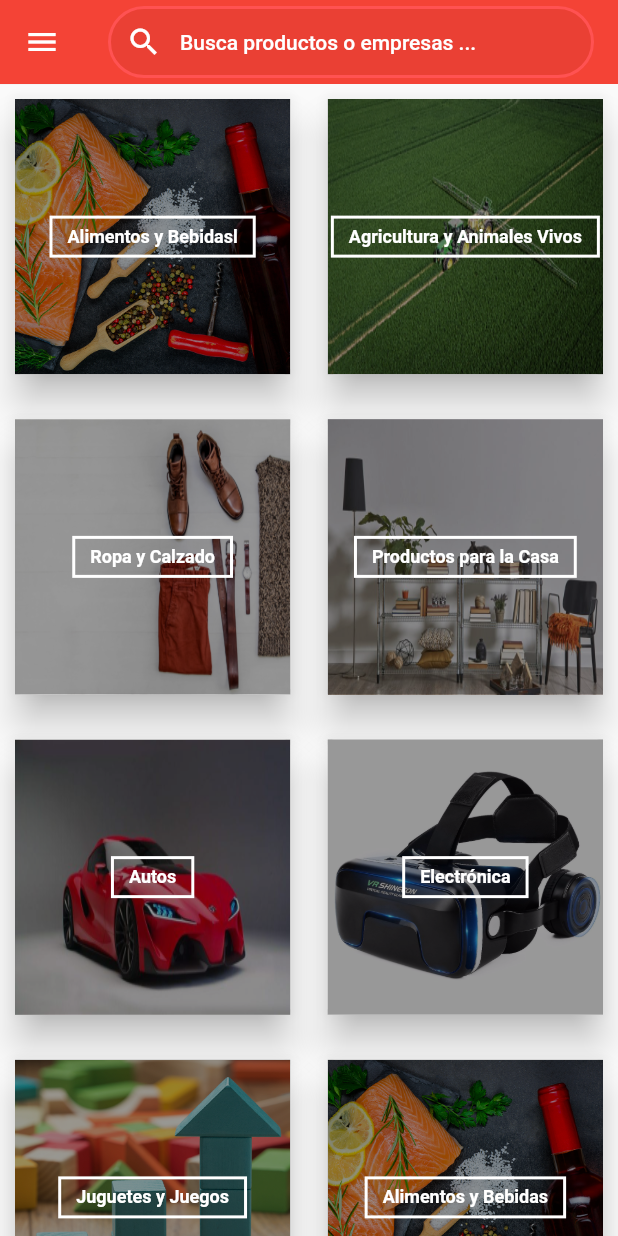
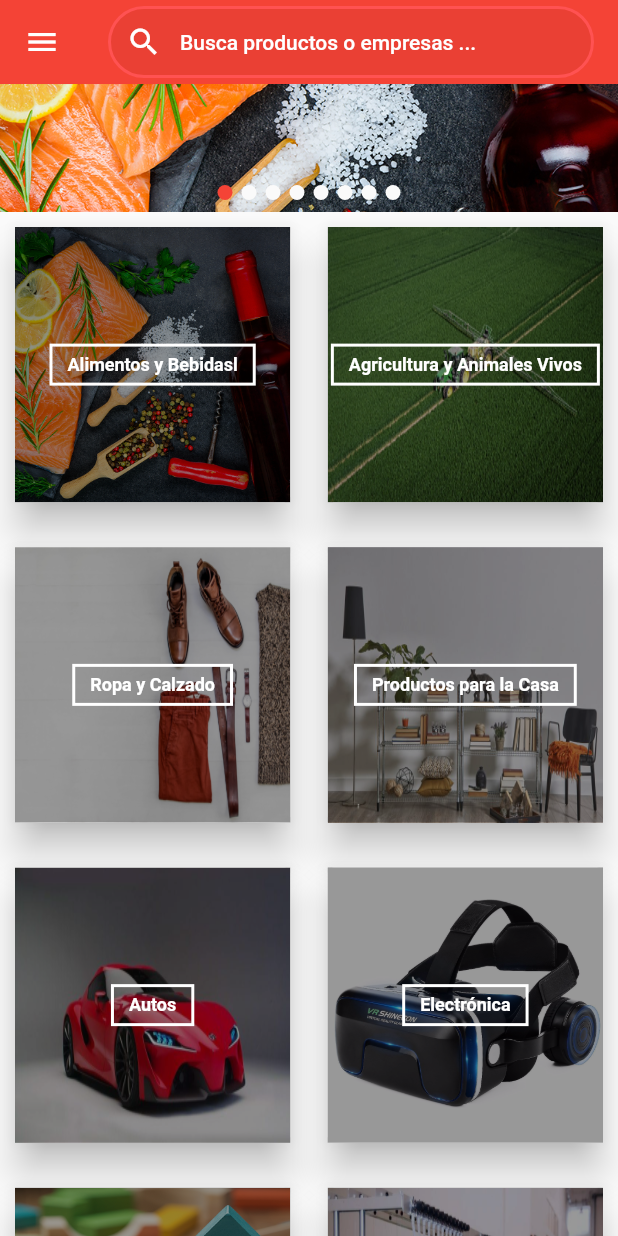
Before and after one commit to mauriciovalli/qapap_b2b, a Flutter app: the screen it shows after launch, on a phone screen of 412 x 824 dp. Run offline on Flutter 3.47's test engine with Material 2 defaults, Android fonts, the phone set to English and light mode, and no system bars; our stand-ins replace bloc, cached_network_image, equatable, flutter_bloc, flutter_swiper, get_it.

Commit message:
init Block

```diff
--- a/lib/models/category.dart
+++ b/lib/models/category.dart
@@ -1,5 +1,3 @@
-import 'package:flutter/material.dart';
-
 class CategoryModel{
   int id ;
   String name ;
--- a/lib/pages/home.dart
+++ b/lib/pages/home.dart
@@ -1,10 +1,10 @@
 import 'package:flutter/material.dart';
+import 'package:qapaq_b2b/configuration/theme_config.dart';
 import 'package:qapaq_b2b/presentation/category/widgets/category_list.dart';
 import 'package:qapaq_b2b/presentation/category/widgets/category_simple_list.dart';
+import 'package:qapaq_b2b/presentation/common/widgets/header.dart';
+import 'package:qapaq_b2b/presentation/common/widgets/swiper.dart';
 import 'package:qapaq_b2b/presentation/product/widgets/product_list.dart';
-
-import '../configuration/theme_config.dart';
-import '../presentation/common/header.dart';
 
 class HomePage extends StatefulWidget {
   HomePage({Key key, this.title}) : super(key: key);
@@ -22,17 +22,22 @@ class _HomePageState extends State<HomePage> {
     final ThemeConfig themeConfig = ThemeConfig.instance(context);
 
     return Scaffold(
-      appBar: myAppBar.appBar(searchController, context),
+      appBar: MyAppBar.appBar(searchController, context),
       drawer: themeConfig.isDesktop && !themeConfig.isSmallDesktop
           ? null
           : buildDrawer(),
       body: MediaQuery.of(context).size.width < 1000
           ? Column(
               mainAxisSize: MainAxisSize.min,
-              children: [CategoryList(), ProductList()])
+              children: [MySwiper(), CategoryList(), ProductList()])
           : Column(
               mainAxisSize: MainAxisSize.min,
-              children: [CategorySimpleList(), CategoryList(), ProductList()],
+              children: [
+                CategorySimpleList(),
+                MySwiper(),
+                CategoryList(),
+                ProductList()
+              ],
             ),
     );
   }
--- a/lib/presentation/category/widgets/category_list.dart
+++ b/lib/presentation/category/widgets/category_list.dart
@@ -11,6 +11,7 @@ class CategoryList extends StatelessWidget {
         return SizedBox(height: 0);
       } else {
         return Expanded(
+          flex: 8,
           child: Scaffold(
             body: CustomScrollView(
               slivers: [
--- a/lib/presentation/common/header.dart
+++ b/lib/presentation/common/widgets/header.dart
@@ -1,7 +1,7 @@
 import 'package:flutter/material.dart';
 import 'package:qapaq_b2b/configuration/theme_config.dart';
 
-class myAppBar {
+class MyAppBar {
   static Widget appBar(TextEditingController searchController,
       BuildContext context) {
 
--- /dev/null
+++ b/lib/presentation/common/widgets/swiper.dart
@@ -0,0 +1,68 @@
+import 'package:flutter/material.dart';
+import 'package:flutter_swiper/flutter_swiper.dart';
+
+class MySwiper extends StatelessWidget {
+  @override
+  Widget build(BuildContext context) {
+    return Expanded(
+      flex: 1,
+      child: buildSwiper(),
+    );
+  }
+
+  Widget buildSwiper() {
+    final List<String> imgs = [
+      'img/cats/food_beverages.jpg',
+      'img/cats/agriculture.jpg',
+      'img/cats/clothing.jpg',
+      'img/cats/house.jpg',
+      'img/cats/cars.jpg',
+      'img/cats/electronics.jpg',
+      'img/cats/toys.jpg',
+      'img/cats/crafts.jpg',
+    ];
+
+    return Swiper(
+      outer: false,
+      itemBuilder: (context, i) {
+        return Image.asset(
+          imgs[i],
+          fit: BoxFit.cover,
+        );
+      },
+      autoplay: true,
+      duration: 300,
+      pagination: new SwiperPagination(margin: new EdgeInsets.all(5.0)),
+      itemCount: imgs.length,
+    );
+  }
+
+//  Widget buildImgCarousel() {
+//    final List<String> imgs = [
+//      'img/cats/food_beverages.jpg',
+//      'img/cats/agriculture.jpg',
+//      'img/cats/clothing.jpg',
+//      'img/cats/house.jpg',
+//      'img/cats/cars.jpg',
+//      'img/cats/electronics.jpg',
+//      'img/cats/toys.jpg',
+//      'img/cats/crafts.jpg',
+//    ];
+//
+//    return Container(
+//      child: new Carousel(
+//        boxFit: BoxFit.cover,
+//        images: [
+//          for(img  imgs)
+//           AssetImage(img),
+//        ],
+//        autoplay: true,
+//        animationCurve: Curves.fastOutSlowIn,
+//        animationDuration: Duration(milliseconds: 1000),
+//        dotSize: 5.0,
+//        indicatorBgPadding: 2.0,
+//        // dotColor: Colors.blue,
+//      ),
+//    );
+//  }
+}
--- a/lib/presentation/product/widgets/product_list.dart
+++ b/lib/presentation/product/widgets/product_list.dart
@@ -11,6 +11,7 @@ class ProductList extends StatelessWidget {
         return SizedBox(height: 0);
       } else {
         return Expanded(
+          flex: 8,
           child: Scaffold(
             body: CustomScrollView(
               slivers: [
--- a/lib/services/category.dart
+++ b/lib/services/category.dart
@@ -41,8 +41,8 @@ const categoriesJson = '''[
   },
   {
     "id": 8,
-    "name": "Alimentos y Bebidas",
-    "image": "img/cats/food_beverages.jpg"
+    "name": "Artesanías, Textiles y Costuras",
+    "image": "img/cats/crafts.jpg"
   }
 ]''';
 
```
Also changed, not shown: lib/pages/category.dart (+2 -50 lines), lib/presentation/product/widgets/product_item.dart (+75 -40 lines), lib/services/product.dart (+13 -8 lines), img/c1.jpg (deleted), img/cats/crafts.jpg (added), img/lg.png (deleted), img/m1.jpeg (deleted), img/m2.jpg (deleted), 1 other file.
